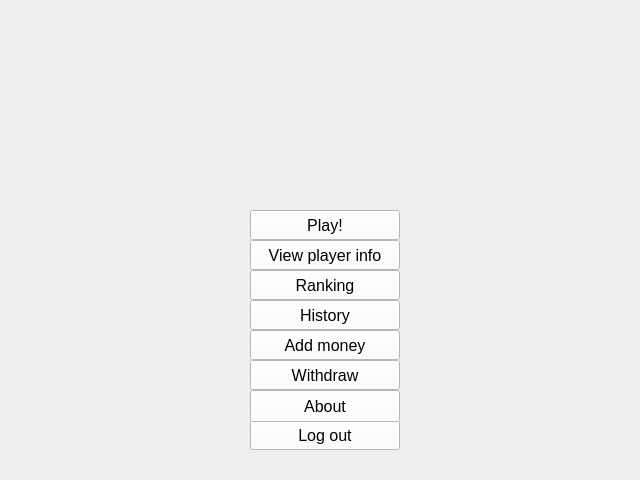
First picture: the form in blackjack-client/ui/home.ui, repository lehoangtran289/Blackjack, before the edit.
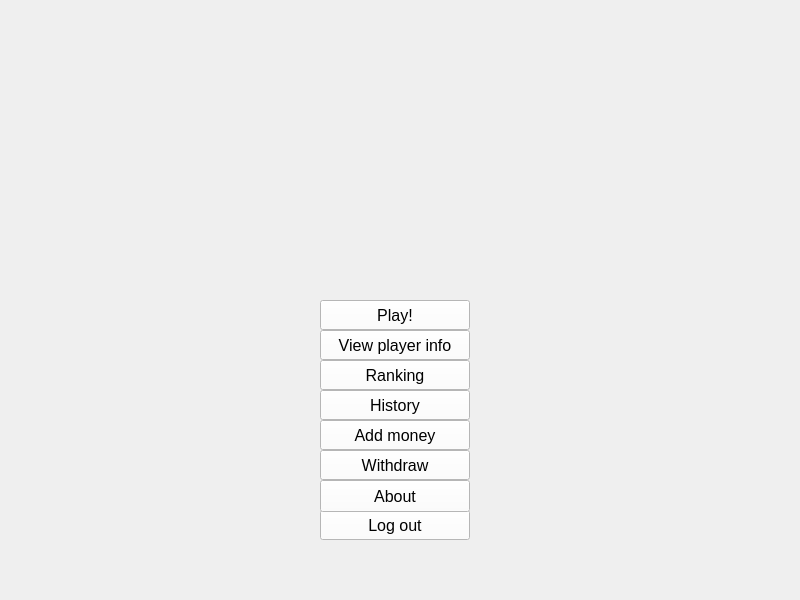
Second picture: the form after the edit. Icons and pictures are not drawn.

```diff
--- a/blackjack-client/ui/home.ui
+++ b/blackjack-client/ui/home.ui
@@ -6,8 +6,8 @@
    <rect>
     <x>0</x>
     <y>0</y>
-    <width>640</width>
-    <height>480</height>
+    <width>800</width>
+    <height>600</height>
    </rect>
   </property>
   <property name="windowTitle">
@@ -19,8 +19,8 @@
   <widget class="QPushButton" name="play_button">
    <property name="geometry">
     <rect>
-     <x>250</x>
-     <y>210</y>
+     <x>320</x>
+     <y>300</y>
      <width>150</width>
      <height>30</height>
     </rect>
@@ -43,8 +43,8 @@
   <widget class="QPushButton" name="logout_button">
    <property name="geometry">
     <rect>
-     <x>250</x>
-     <y>420</y>
+     <x>320</x>
+     <y>510</y>
      <width>150</width>
      <height>30</height>
     </rect>
@@ -67,8 +67,8 @@
   <widget class="QPushButton" name="add_button">
    <property name="geometry">
     <rect>
-     <x>250</x>
-     <y>330</y>
+     <x>320</x>
+     <y>420</y>
      <width>150</width>
      <height>30</height>
     </rect>
@@ -91,8 +91,8 @@
   <widget class="QPushButton" name="info_button">
    <property name="geometry">
     <rect>
-     <x>250</x>
-     <y>240</y>
+     <x>320</x>
+     <y>330</y>
      <width>150</width>
      <height>30</height>
     </rect>
@@ -115,8 +115,8 @@
   <widget class="QPushButton" name="show_rank_button">
    <property name="geometry">
     <rect>
-     <x>250</x>
-     <y>270</y>
+     <x>320</x>
+     <y>360</y>
      <width>150</width>
      <height>30</height>
     </rect>
@@ -139,7 +139,7 @@
   <widget class="QLabel" name="username_label">
    <property name="geometry">
     <rect>
-     <x>450</x>
+     <x>620</x>
      <y>10</y>
      <width>171</width>
      <height>25</height>
@@ -164,7 +164,7 @@
   <widget class="QLabel" name="balance_label">
    <property name="geometry">
     <rect>
-     <x>450</x>
+     <x>620</x>
      <y>50</y>
      <width>171</width>
      <height>25</height>
@@ -189,8 +189,8 @@
   <widget class="QPushButton" name="withdraw_button">
    <property name="geometry">
     <rect>
-     <x>250</x>
-     <y>360</y>
+     <x>320</x>
+     <y>450</y>
      <width>150</width>
      <height>30</height>
     </rect>
@@ -213,8 +213,8 @@
   <widget class="QPushButton" name="history_button">
    <property name="geometry">
     <rect>
-     <x>250</x>
-     <y>300</y>
+     <x>320</x>
+     <y>390</y>
      <width>150</width>
      <height>30</height>
     </rect>
@@ -239,8 +239,8 @@
     <rect>
      <x>0</x>
      <y>0</y>
-     <width>640</width>
-     <height>480</height>
+     <width>800</width>
+     <height>600</height>
     </rect>
    </property>
    <property name="font">
@@ -258,8 +258,8 @@
   <widget class="QPushButton" name="about_button">
    <property name="geometry">
     <rect>
-     <x>250</x>
-     <y>390</y>
+     <x>320</x>
+     <y>480</y>
      <width>150</width>
      <height>32</height>
     </rect>
```
